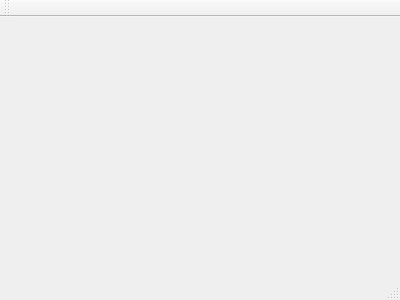
Old version of the form my_project/mis_algorithm/mis_algorithm/mainwindow.ui in the repository python27/learn_tech.
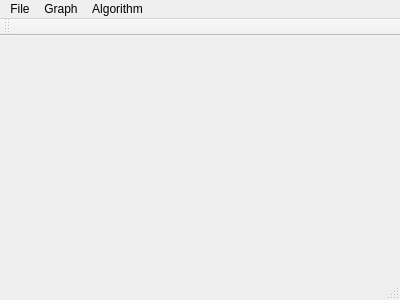
New version of the form.

Commit message: add paintGraph to Graph class inorder to draw in qt, add generate random graph action

The edit to the form file:
```diff
--- a/my_project/mis_algorithm/mis_algorithm/mainwindow.ui
+++ b/my_project/mis_algorithm/mis_algorithm/mainwindow.ui
@@ -12,13 +12,64 @@
   <property name="windowTitle" >
    <string>MainWindow</string>
   </property>
-  <widget class="QMenuBar" name="menuBar" />
-  <widget class="QToolBar" name="mainToolBar" />
-  <widget class="QWidget" name="centralWidget" />
-  <widget class="QStatusBar" name="statusBar" />
+  <widget class="QWidget" name="centralWidget"/>
+  <widget class="QMenuBar" name="menuBar">
+   <property name="geometry">
+    <rect>
+     <x>0</x>
+     <y>0</y>
+     <width>400</width>
+     <height>26</height>
+    </rect>
+   </property>
+   <widget class="QMenu" name="menuFile">
+    <property name="title">
+     <string>File</string>
+    </property>
+    <addaction name="actionQuit"/>
+   </widget>
+   <widget class="QMenu" name="menuGraph">
+    <property name="title">
+     <string>Graph</string>
+    </property>
+    <addaction name="actionRandom"/>
+   </widget>
+   <widget class="QMenu" name="menuAlgorithm">
+    <property name="title">
+     <string>Algorithm</string>
+    </property>
+    <addaction name="actionMIS"/>
+   </widget>
+   <addaction name="menuFile"/>
+   <addaction name="menuGraph"/>
+   <addaction name="menuAlgorithm"/>
+  </widget>
+  <widget class="QToolBar" name="mainToolBar">
+   <attribute name="toolBarArea">
+    <enum>TopToolBarArea</enum>
+   </attribute>
+   <attribute name="toolBarBreak">
+    <bool>false</bool>
+   </attribute>
+  </widget>
+  <widget class="QStatusBar" name="statusBar"/>
+  <action name="actionRandom">
+   <property name="text">
+    <string>random</string>
+   </property>
+  </action>
+  <action name="actionMIS">
+   <property name="text">
+    <string>MIS</string>
+   </property>
+  </action>
+  <action name="actionQuit">
+   <property name="text">
+    <string>quit</string>
+   </property>
+  </action>
  </widget>
- <layoutDefault spacing="6" margin="11" />
- <pixmapfunction></pixmapfunction>
+ <layoutdefault spacing="6" margin="11"/>
  <resources/>
  <connections/>
 </ui>
```
Left out of the diff: 7 changed lines with no effect on the pictures. The commit also changes 6 other files.
